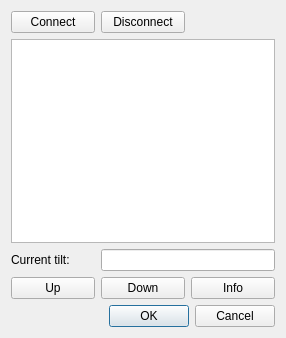
The window that Code/KinectLibraries/KinectDepthImageOutput/KinectMotorControlWrapper/motor_control.ui (ALEXJAZZ008008/MSc-Dissertation) describes before a commit, drawn with Qt 5.
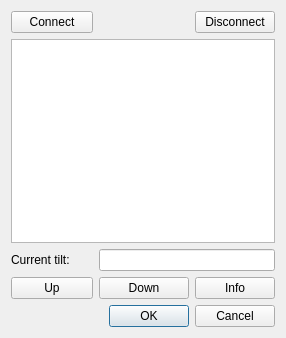
The same window after the commit. Icons and pictures are not drawn.

Commit message:
Most of the functions are implemented
Currently it does not work.

```diff
--- a/Code/KinectLibraries/KinectDepthImageOutput/KinectMotorControlWrapper/motor_control.ui
+++ b/Code/KinectLibraries/KinectDepthImageOutput/KinectMotorControlWrapper/motor_control.ui
@@ -60,6 +60,13 @@
      <item row="1" column="0" colspan="3">
       <widget class="QTextEdit" name="_lbl_output_msg"/>
      </item>
+     <item row="0" column="2">
+      <widget class="QPushButton" name="_psh_disconnect">
+       <property name="text">
+        <string>Disconnect</string>
+       </property>
+      </widget>
+     </item>
      <item row="0" column="0">
       <widget class="QPushButton" name="_psh_connect">
        <property name="text">
@@ -68,11 +75,17 @@
       </widget>
      </item>
      <item row="0" column="1">
-      <widget class="QPushButton" name="_psh_disconnect">
-       <property name="text">
-        <string>Disconnect</string>
+      <spacer name="horizontalSpacer">
+       <property name="orientation">
+        <enum>Qt::Horizontal</enum>
        </property>
-      </widget>
+       <property name="sizeHint" stdset="0">
+        <size>
+         <width>40</width>
+         <height>20</height>
+        </size>
+       </property>
+      </spacer>
      </item>
     </layout>
    </item>
```
Left out of the diff: 11 changed lines with no effect on the pictures. The commit also changes 2 other files.
